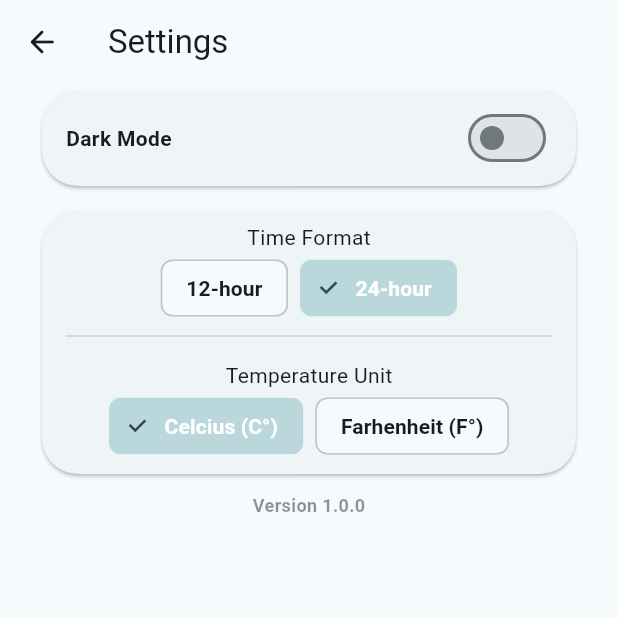
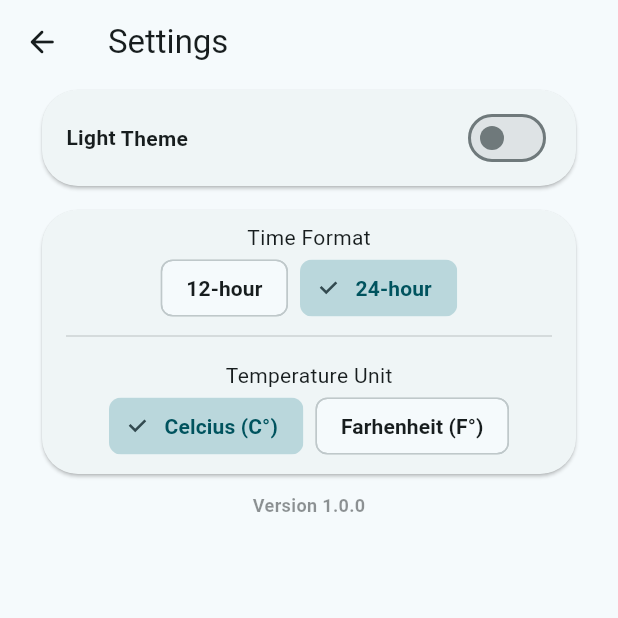
Before and after one commit to MichaelJMarsh/flutter-weather, a Flutter app: the screen it shows after launch, after a tap on the "settings" icon, on a phone screen of 412 x 824 dp, the top half of it. Run offline on Flutter 3.47's test engine with Material 3 defaults, Android fonts, the phone set to English and light mode, and no system bars; our stand-ins replace clock, cloud_firestore, firebase_auth, firebase_core, flutter_dotenv, share_plus; accounts and stored records are empty; generated files the repository leaves out were written again; network calls fail; statements that could not run were skipped.

Commit message:
Display UI based on settings

```diff
--- a/lib/app.dart
+++ b/lib/app.dart
@@ -34,12 +34,16 @@ class FlutterWeatherApp extends StatelessWidget {
         Provider.value(value: urlLauncher),
         Provider.value(value: remoteSettingsService),
         Provider.value(value: weatherService),
+        StreamProvider<UserSettings>(
+          create: (_) => remoteSettingsService.userSettingsStream,
+          initialData: remoteSettingsService.userSettings,
+        ),
       ],
       builder: (context, __) {
         final mediaQuery = MediaQuery.of(context);
 
         final themeMode = context.select(
-          (RemoteSettingsService service) => service.userSettings.themeMode,
+          (UserSettings userSettings) => userSettings.themeMode,
         );
         final theme = AppTheme.getTheme(
           mode: themeMode,
@@ -49,10 +53,9 @@ class FlutterWeatherApp extends StatelessWidget {
         return MediaQuery(
           data: mediaQuery.copyWith(textScaler: TextScaler.noScaling),
           child: AnnotatedRegion<SystemUiOverlayStyle>(
-            value:
-                theme.colorScheme.brightness == Brightness.dark
-                    ? SystemUiOverlayStyle.light
-                    : SystemUiOverlayStyle.dark,
+            value: theme.colorScheme.brightness == Brightness.dark
+                ? SystemUiOverlayStyle.light
+                : SystemUiOverlayStyle.dark,
             child: DefaultTextStyle(
               style: TextStyle(
                 fontSize: 16,
--- a/lib/presentation/pages/settings/settings_page.dart
+++ b/lib/presentation/pages/settings/settings_page.dart
@@ -9,6 +9,7 @@ import 'package:flutter_weather/presentation/animations/entrance_animations.dart
 import 'package:flutter_weather/presentation/widgets/widgets.dart';
 
 import 'settings_page_scope.dart';
+import 'widget/chip_picker.dart';
 
 /// A page displaying the list of available settings.
 class SettingsPage extends StatefulWidget {
@@ -96,8 +97,7 @@ class _SettingsPageState extends State<SettingsPage>
                 ],
               );
             },
-            child:
-                settings.isLoading
+            child: settings.isLoading
                 ? const Padding(
                     padding: EdgeInsets.only(bottom: kToolbarHeight),
                     child: LoadingLayout(
@@ -114,39 +114,9 @@ class _SettingsPageState extends State<SettingsPage>
                             AnimatedTranslation.vertical(
                               animation: _entranceAnimations.themeCard,
                               pixels: 40,
-                                child: Card(
-                                  shape: const RoundedRectangleBorder(
-                                    borderRadius: BorderRadius.all(
-                                      Radius.circular(24),
-                                    ),
-                                  ),
-                                  child: Padding(
-                                    padding: const EdgeInsets.symmetric(
-                                      horizontal: 16,
-                                      vertical: 8,
-                                    ),
-                                    child: Row(
-                                      children: [
-                                        Expanded(
-                                          child: Text(
-                                            'Dark Mode',
-                                            style: TextStyle(
-                                              fontWeight: FontWeight.bold,
-                                              color: colorScheme.onSurface,
-                                            ),
-                                          ),
-                                        ),
-                                        const SizedBox(width: 8),
-                                        Switch(
-                                          value:
-                                              settings.themeMode ==
-                                              ThemeMode.dark,
-                                          onChanged: settings.toggleThemeMode,
-                                          activeColor: colorScheme.primary,
-                                        ),
-                                      ],
-                                    ),
-                                  ),
+                              child: _ThemePickerCard(
+                                themeMode: settings.themeMode,
+                                toggleThemeMode: settings.toggleThemeMode,
                               ),
                             ),
                             const SizedBox(height: 8),
@@ -170,8 +140,8 @@ class _SettingsPageState extends State<SettingsPage>
                                       ChipPicker<TimeFormat>(
                                         options: TimeFormat.values,
                                         initialOption: settings.timeFormat,
-                                          labelBuilder:
-                                              (option) => option.displayText,
+                                        labelBuilder: (option) =>
+                                            option.displayText,
                                         onOptionSelected:
                                             settings.setTimeFormat,
                                       ),
@@ -183,10 +153,9 @@ class _SettingsPageState extends State<SettingsPage>
                                       const Text('Temperature Unit'),
                                       ChipPicker<TemperatureUnit>(
                                         options: TemperatureUnit.values,
-                                          initialOption:
-                                              settings.temperatureUnit,
-                                          labelBuilder:
-                                              (option) => option.displayText,
+                                        initialOption: settings.temperatureUnit,
+                                        labelBuilder: (option) =>
+                                            option.displayText,
                                         onOptionSelected:
                                             settings.setTemperatureUnit,
                                       ),
@@ -224,76 +193,88 @@ class _SettingsPageState extends State<SettingsPage>
   }
 }
 
-/// A picker for selecting a single option from a list of options.
-class ChipPicker<T> extends StatefulWidget {
-  /// Creates a new [ChipPicker].
-  const ChipPicker({
-    super.key,
-    required this.initialOption,
-    required this.options,
-    required this.onOptionSelected,
-    required this.labelBuilder,
+/// A card for toggling the theme between light and dark modes.
+class _ThemePickerCard extends StatelessWidget {
+  /// Creates a new [_ThemePickerCard].
+  const _ThemePickerCard({
+    required this.themeMode,
+    required this.toggleThemeMode,
   });
 
-  /// The initial selected option.
-  final T initialOption;
+  /// The current theme mode.
+  final ThemeMode themeMode;
 
-  /// The available options.
-  final List<T> options;
-
-  /// The function called when an option is selected.
-  final ValueChanged<T> onOptionSelected;
-
-  /// A builder function to build a label for the given option.
-  final String Function(T option) labelBuilder;
-
-  @override
-  State<ChipPicker<T>> createState() => _ChipPickerState<T>();
-}
-
-class _ChipPickerState<T> extends State<ChipPicker<T>> {
-  /// The currently selected option.
-  late T _selectedOption;
-
-  @override
-  void initState() {
-    super.initState();
-
-    _selectedOption = widget.initialOption;
-  }
-
-  /// Selects the given [option].
-  void _selectChip(T option) {
-    if (option == _selectedOption) return;
-
-    setState(() => _selectedOption = option);
-
-    widget.onOptionSelected(option);
-  }
+  /// The function to toggle the theme mode.
+  final ValueChanged<bool>? toggleThemeMode;
 
   @override
   Widget build(BuildContext context) {
     final colorScheme = Theme.of(context).colorScheme;
-    return Row(
-      mainAxisAlignment: MainAxisAlignment.center,
-      spacing: 8,
-      children:
-          widget.options.map((option) {
-            final isSelected = option == _selectedOption;
-            final labelColor =
-                isSelected ? colorScheme.onPrimary : colorScheme.onSurface;
 
-            return ChoiceChip(
-              label: Text(widget.labelBuilder(option)),
-              selected: isSelected,
-              onSelected: (_) => _selectChip(option),
-              selectedColor: colorScheme.primary.withValues(alpha: 0.24),
-              labelStyle: TextStyle(
+    const animationDuration = Duration(milliseconds: 350);
+    final themeDisplayText = themeMode == ThemeMode.dark ? 'Dark' : 'Light';
+
+    return Card(
+      shape: const RoundedRectangleBorder(
+        borderRadius: BorderRadius.all(Radius.circular(24)),
+      ),
+      child: Padding(
+        padding: const EdgeInsets.symmetric(horizontal: 16, vertical: 8),
+        child: Row(
+          children: [
+            Expanded(
+              child: Text.rich(
+                style: TextStyle(
                   fontWeight: FontWeight.bold,
-                color: labelColor,
+                  color: colorScheme.onSurface,
                 ),
+                TextSpan(
+                  children: [
+                    WidgetSpan(
+                      alignment: PlaceholderAlignment.baseline,
+                      baseline: TextBaseline.alphabetic,
+                      child: AnimatedSize(
+                        curve: Curves.fastOutSlowIn,
+                        duration: animationDuration,
+                        alignment: Alignment.centerLeft,
+                        child: AnimatedSwitcher(
+                          switchInCurve: Curves.easeIn,
+                          switchOutCurve: Curves.easeOut,
+                          duration: animationDuration,
+                          layoutBuilder: (currentChild, previousChildren) {
+                            return Stack(
+                              alignment: Alignment.centerLeft,
+                              children: [
+                                ...previousChildren,
+                                if (currentChild != null) currentChild,
+                              ],
                             );
-          }).toList(),
+                          },
+                          child: Text(
+                            key: Key('theme_card_text.$themeDisplayText'),
+                            themeDisplayText,
+                            style: TextStyle(
+                              fontWeight: FontWeight.bold,
+                              color: colorScheme.onSurface,
+                            ),
+                          ),
+                        ),
+                      ),
+                    ),
+                    const TextSpan(text: ' Theme'),
+                  ],
+                ),
+              ),
+            ),
+            const SizedBox(width: 8),
+            Switch(
+              value: themeMode == ThemeMode.dark,
+              onChanged: toggleThemeMode,
+              activeColor: colorScheme.primary,
+            ),
+          ],
+        ),
+      ),
     );
   }
 }
--- a/lib/presentation/pages/settings/settings_page_scope.dart
+++ b/lib/presentation/pages/settings/settings_page_scope.dart
@@ -10,7 +10,7 @@ import 'package:provider/provider.dart';
 class SettingsPageScope extends ChangeNotifier {
   /// Creates a new [SettingsPageScope].
   SettingsPageScope({required RemoteSettingsService remoteSettingsService})
-    : _remoteSettingsService = remoteSettingsService;
+      : _remoteSettingsService = remoteSettingsService;
 
   final RemoteSettingsService _remoteSettingsService;
 
@@ -45,7 +45,7 @@ class SettingsPageScope extends ChangeNotifier {
     _timeFormat = settings.timeFormat;
     _temperatureUnit = settings.temperatureUnit;
 
-    _settingsSubscription = _remoteSettingsService.onUserSettingsChanged.listen(
+    _settingsSubscription = _remoteSettingsService.userSettingsStream.listen(
       (settings) {
         if (_themeMode != settings.themeMode) {
           _themeMode = settings.themeMode;
--- /dev/null
+++ b/lib/presentation/pages/settings/widget/chip_picker.dart
@@ -0,0 +1,82 @@
+import 'package:flutter/material.dart';
+
+/// A picker for selecting a single option from a list of options.
+class ChipPicker<T> extends StatefulWidget {
+  /// Creates a new [ChipPicker].
+  const ChipPicker({
+    super.key,
+    required this.initialOption,
+    required this.options,
+    required this.onOptionSelected,
+    required this.labelBuilder,
+  });
+
+  /// The initial selected option.
+  final T initialOption;
+
+  /// The available options.
+  final List<T> options;
+
+  /// The function called when an option is selected.
+  final ValueChanged<T> onOptionSelected;
+
+  /// A builder function to build a label for the given option.
+  final String Function(T option) labelBuilder;
+
+  @override
+  State<ChipPicker<T>> createState() => _ChipPickerState<T>();
+}
+
+class _ChipPickerState<T> extends State<ChipPicker<T>> {
+  /// The currently selected option.
+  late T _selectedOption;
+
+  @override
+  void initState() {
+    super.initState();
+
+    _selectedOption = widget.initialOption;
+  }
+
+  /// Selects the given [option].
+  void _selectChip(T option) {
+    if (option == _selectedOption) return;
+
+    setState(() => _selectedOption = option);
+
+    widget.onOptionSelected(option);
+  }
+
+  @override
+  Widget build(BuildContext context) {
+    final colorScheme = Theme.of(context).colorScheme;
+    final isDarkMode = colorScheme.brightness == Brightness.dark;
+
+    // Blend the primary color with white or black based on the brightness.
+    final selectedColor = Color.alphaBlend(
+      colorScheme.primary.withValues(alpha: 0.8),
+      isDarkMode ? Colors.white : Colors.black,
+    );
+
+    return Row(
+      mainAxisAlignment: MainAxisAlignment.center,
+      spacing: 8,
+      children: widget.options.map((option) {
+        final isSelected = option == _selectedOption;
+
+        final labelColor = isSelected ? selectedColor : colorScheme.onSurface;
+
+        return ChoiceChip(
+          label: Text(widget.labelBuilder(option)),
+          selected: isSelected,
+          onSelected: (_) => _selectChip(option),
+          selectedColor: colorScheme.primary.withValues(alpha: 0.24),
+          labelStyle: TextStyle(
+            fontWeight: FontWeight.bold,
+            color: labelColor,
+          ),
+        );
+      }).toList(),
+    );
+  }
+}
--- a/packages/domain/lib/src/service/remote_settings_service.dart
+++ b/packages/domain/lib/src/service/remote_settings_service.dart
@@ -6,7 +6,7 @@ abstract class RemoteSettingsService {
   UserSettings get userSettings;
 
   /// The stream of user settings changes.
-  Stream<UserSettings> get onUserSettingsChanged;
+  Stream<UserSettings> get userSettingsStream;
 
   /// Initializes the service, by fetching the user settings for the given user
   /// and subscribing to changes.
```
Also changed, not shown: lib/presentation/pages/dashboard/dashboard_page.dart (+38 -17 lines), lib/presentation/pages/dashboard/dashboard_page_scope.dart (+50 -11 lines), lib/presentation/pages/dashboard/widgets/weekday_weather_card.dart (+10 -6 lines), packages/data/lib/src/client/firestore_settings_client.dart (+3 -4 lines). Lines whose indentation alone changed are shown as unchanged.
